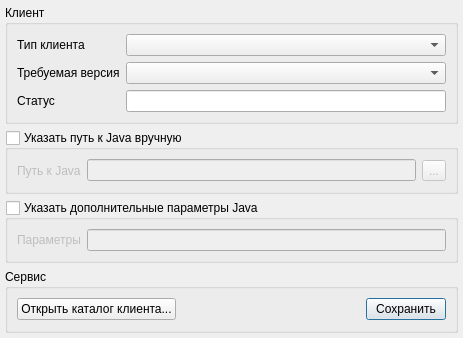
Old version of the form settingsdialog.ui in the repository dngulin/ttyhlauncher.
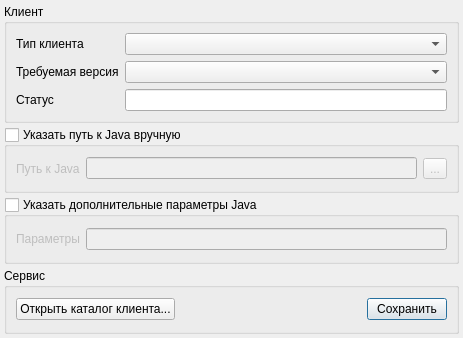
New version of the form. Icons and pictures are not drawn.

Commit message: better look for dialogs

Diff of the .ui file:
```diff
--- a/settingsdialog.ui
+++ b/settingsdialog.ui
@@ -21,17 +21,20 @@
    <bool>true</bool>
   </property>
   <layout class="QVBoxLayout" name="verticalLayout">
+   <property name="spacing">
+    <number>4</number>
+   </property>
    <property name="leftMargin">
-    <number>5</number>
+    <number>4</number>
    </property>
    <property name="topMargin">
-    <number>5</number>
+    <number>4</number>
    </property>
    <property name="rightMargin">
-    <number>5</number>
+    <number>4</number>
    </property>
    <property name="bottomMargin">
-    <number>5</number>
+    <number>4</number>
    </property>
    <item>
     <widget class="QGroupBox" name="genericBox">
```
The commit also changes 6 other files.
